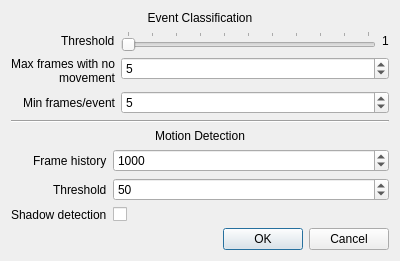
The window that application/ui/splitdialog.ui (BioFoV/BioFoV) describes before a commit, drawn with Qt 5.
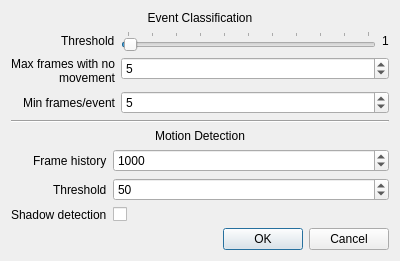
The same window after the commit.

Commit message: Change default value of permilage to 10.

```diff
--- a/application/ui/splitdialog.ui
+++ b/application/ui/splitdialog.ui
@@ -91,7 +91,7 @@
             <number>1000</number>
            </property>
            <property name="value">
-            <number>1</number>
+            <number>10</number>
            </property>
            <property name="orientation">
             <enum>Qt::Horizontal</enum>
```
